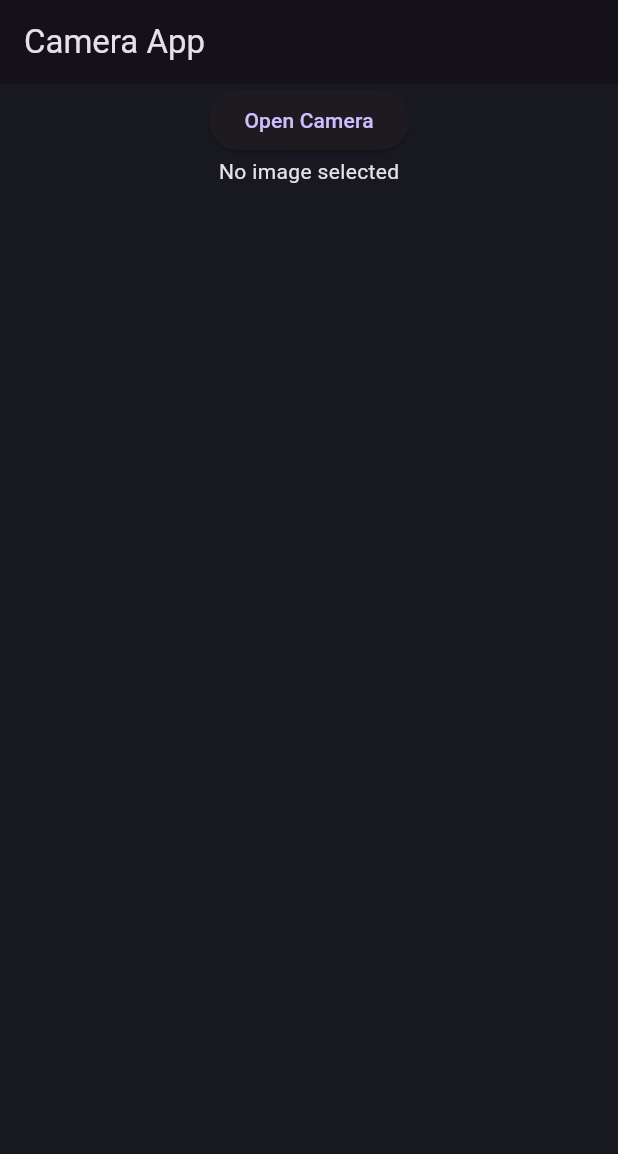
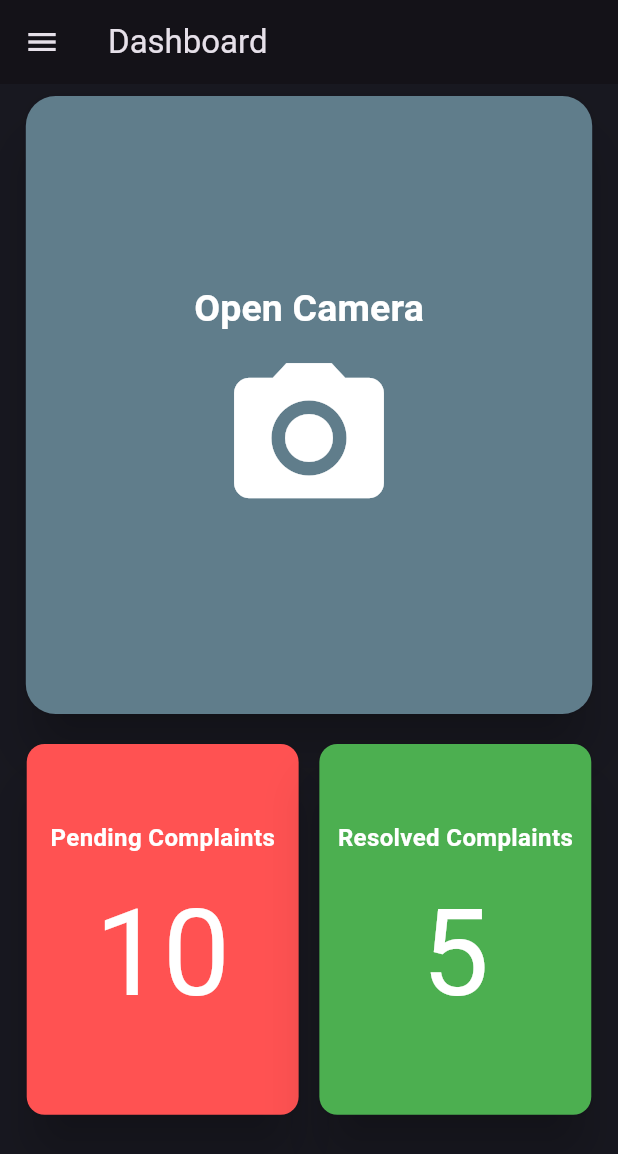
Before and after one commit to tauquirahmed/Frontend-Wastely, a Flutter app: the screen it shows after launch, after a tap on "Open Camera", on a phone screen of 412 x 824 dp. Shown: the top 1154 px of the screen. Run offline on Flutter 3.47's test engine with Material 3 defaults, Android fonts, the phone set to English and light mode, and no system bars; our stand-ins replace dio, flutter_svg, get, image_picker, url_strategy.

Commit message:
dashboard making

```diff
--- a/lib/main.dart
+++ b/lib/main.dart
@@ -1,6 +1,7 @@
 import 'package:flutter/material.dart';
 import 'package:get/get.dart';
 import 'package:url_strategy/url_strategy.dart';
+import 'package:wastely/pages/dashboard.dart';
 import 'package:wastely/pages/login_screen.dart';
 import 'package:wastely/pages/register_screen.dart';
 import 'package:wastely/palletes/pallets.dart';
@@ -21,7 +22,7 @@
       debugShowCheckedModeBanner: false,
       theme: ThemeData.dark()
           .copyWith(scaffoldBackgroundColor: Pallete.backgroundColor),
-      initialRoute: '/camera',
+      initialRoute: '/dashboard',
       getPages: [
         GetPage(
             name: '/login',
@@ -37,6 +38,10 @@
           name: '/camera',
           page: () => CameraApp(),
         ),
+        GetPage(
+          name: '/dashboard',
+          page: () => Dashboard(),
+        )
       ],
     );
   }
--- /dev/null
+++ b/lib/pages/dashboard.dart
@@ -0,0 +1,50 @@
+import 'package:flutter/material.dart';
+import 'package:wastely/widgets/camera_card.dart';
+import 'package:wastely/widgets/cards.dart';
+import 'package:wastely/widgets/drawer.dart';
+
+class Dashboard extends StatelessWidget {
+  const Dashboard({super.key});
+
+  @override
+  Widget build(BuildContext context) {
+    return Scaffold(
+      appBar: AppBar(
+        title: const Text('Dashboard'),
+      ),
+      body: Center(
+          child: Column(
+        mainAxisAlignment: MainAxisAlignment.start,
+        children: [
+          Padding(
+            padding: EdgeInsets.all(8.0),
+            child: Row(
+              mainAxisAlignment: MainAxisAlignment.spaceEvenly,
+              children: [
+                CameraCard(),
+              ],
+            ),
+          ),
+          Padding(
+            padding: EdgeInsets.all(8.0),
+            child: Row(
+              mainAxisAlignment: MainAxisAlignment.spaceEvenly,
+              children: [
+                CardWidget(
+                    title: "Pending Complaints",
+                    subtitle: "10",
+                    color: Colors.redAccent),
+                CardWidget(
+                  title: "Resolved Complaints",
+                  subtitle: "5",
+                  color: Colors.green,
+                ),
+              ],
+            ),
+          ),
+        ],
+      )),
+      drawer: const MyDrawer(),
+    );
+  }
+}
--- /dev/null
+++ b/lib/widgets/camera_card.dart
@@ -0,0 +1,67 @@
+import 'package:flutter/material.dart';
+import 'dart:io';
+
+import 'package:image_picker/image_picker.dart';
+
+class CameraCard extends StatelessWidget {
+  CameraCard({
+    Key? key,
+  }) : super(key: key);
+
+  File? _selectedImage;
+
+  Future _pickImageFromCamera() async {
+    final image = await ImagePicker().pickImage(source: ImageSource.camera);
+    if (image == null) {
+      return;
+    }
+    // Do something with the image
+    _selectedImage = File(image.path);
+  }
+
+  @override
+  Widget build(BuildContext context) {
+    return ElevatedButton(
+      onPressed: () {
+        // Add your button click logic here
+        _pickImageFromCamera();
+      },
+      style: ElevatedButton.styleFrom(
+        elevation: 15,
+        backgroundColor: Colors.blueGrey,
+        shape: RoundedRectangleBorder(
+          borderRadius: BorderRadius.all(
+            Radius.circular(20),
+          ),
+        ),
+      ),
+      child: Container(
+        height: MediaQuery.of(context).size.height * 0.5,
+        width: MediaQuery.of(context).size.width * 0.8,
+        child: Column(
+          mainAxisAlignment: MainAxisAlignment.center,
+          children: [
+            Column(
+              children: [
+                Text(
+                  'Open Camera',
+                  style: TextStyle(
+                    fontSize: 25,
+                    fontWeight: FontWeight.bold,
+                    color: Colors.white,
+                  ),
+                ),
+                SizedBox(height: 8),
+                Icon(
+                  Icons.camera_alt,
+                  size: 120,
+                  color: Colors.white,
+                ),
+              ],
+            ),
+          ],
+        ),
+      ),
+    );
+  }
+}
--- /dev/null
+++ b/lib/widgets/cards.dart
@@ -0,0 +1,52 @@
+import 'package:flutter/material.dart';
+
+class CardWidget extends StatelessWidget {
+  final String title;
+  final String subtitle;
+  final Color color;
+
+  const CardWidget({
+    Key? key,
+    required this.title,
+    required this.subtitle,
+    required this.color,
+  }) : super(key: key);
+
+  @override
+  Widget build(BuildContext context) {
+    return Card(
+      elevation: 15,
+      color: color,
+      child: Container(
+        height: MediaQuery.of(context).size.height * 0.3,
+        width: MediaQuery.of(context).size.width * 0.44,
+        decoration: BoxDecoration(
+          borderRadius: BorderRadius.all(
+            Radius.circular(20),
+          ),
+        ),
+        child: Column(
+          mainAxisAlignment: MainAxisAlignment.center,
+          children: [
+            Text(
+              title,
+              style: TextStyle(
+                fontSize: 16,
+                fontWeight: FontWeight.bold,
+                color: Colors.white,
+              ),
+            ),
+            SizedBox(height: 8),
+            Text(
+              subtitle,
+              style: TextStyle(
+                fontSize: 80,
+                color: Colors.white,
+              ),
+            ),
+          ],
+        ),
+      ),
+    );
+  }
+}
--- /dev/null
+++ b/lib/widgets/drawer.dart
@@ -0,0 +1,45 @@
+import 'package:flutter/material.dart';
+import 'package:get/get.dart';
+import 'package:wastely/palletes/pallets.dart';
+
+class MyDrawer extends StatelessWidget {
+  const MyDrawer({super.key});
+
+  @override
+  Widget build(BuildContext context) {
+    return Drawer(
+      backgroundColor: Pallete.borderColor,
+      child: Column(
+        children: [
+          DrawerHeader(
+            child: Icon(
+              Icons.account_circle,
+            ),
+          ),
+          ListTile(
+            leading: Icon(Icons.home),
+            title: Text('H O M E'),
+            onTap: () {
+              Get.toNamed('/dashboard');
+            },
+          ),
+          ListTile(
+            leading: Icon(Icons.dashboard),
+            title: Text('C O M P L A I N T S'),
+            onTap: null,
+          ),
+          ListTile(
+            leading: Icon(Icons.settings),
+            title: Text('S E T T I N G S'),
+            onTap: null,
+          ),
+          ListTile(
+            leading: Icon(Icons.logout),
+            title: Text('L O G O U T'),
+            onTap: null,
+          ),
+        ],
+      ),
+    );
+  }
+}
--- a/pubspec.yaml
+++ b/pubspec.yaml
@@ -40,6 +40,7 @@ dependencies:
   url_strategy: ^0.2.0
   dio: ^5.4.3+1
   image_picker: ^1.1.1
+
 
 dev_dependencies:
   flutter_test:
```
